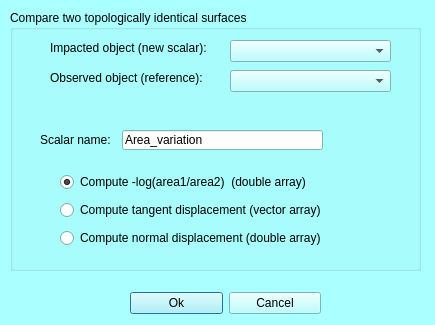
Qt form MorphoDig/Qt/mqC2SDialog.ui (morphomuseum/MorphoDig) before a commit.
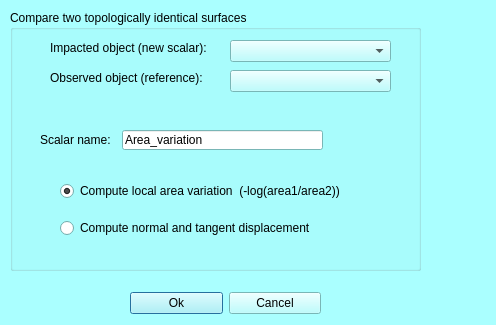
The same form after that commit.

Commit message: Spike actor continuation. Normal displacement now fails. But normal spikes work great.

```diff
--- a/MorphoDig/Qt/mqC2SDialog.ui
+++ b/MorphoDig/Qt/mqC2SDialog.ui
@@ -6,7 +6,7 @@
    <rect>
     <x>0</x>
     <y>0</y>
-    <width>435</width>
+    <width>496</width>
     <height>325</height>
    </rect>
   </property>
@@ -517,7 +517,7 @@
      <rect>
       <x>50</x>
       <y>160</y>
-      <width>366</width>
+      <width>351</width>
       <height>81</height>
      </rect>
     </property>
@@ -525,24 +525,17 @@
      <item>
       <widget class="QRadioButton" name="area">
        <property name="text">
-        <string>Compute -log(area1/area2)  (double array)</string>
+        <string>Compute local area variation  (-log(area1/area2))</string>
        </property>
        <property name="checked">
         <bool>true</bool>
        </property>
       </widget>
      </item>
-     <item>
-      <widget class="QRadioButton" name="tangent">
-       <property name="text">
-        <string>Compute tangent displacement (vector array)</string>
-       </property>
-      </widget>
-     </item>
      <item>
       <widget class="QRadioButton" name="normal">
        <property name="text">
-        <string>Compute normal displacement (double array)</string>
+        <string>Compute normal and tangent displacement</string>
        </property>
       </widget>
      </item>
```
The commit also changes 10 other files.
